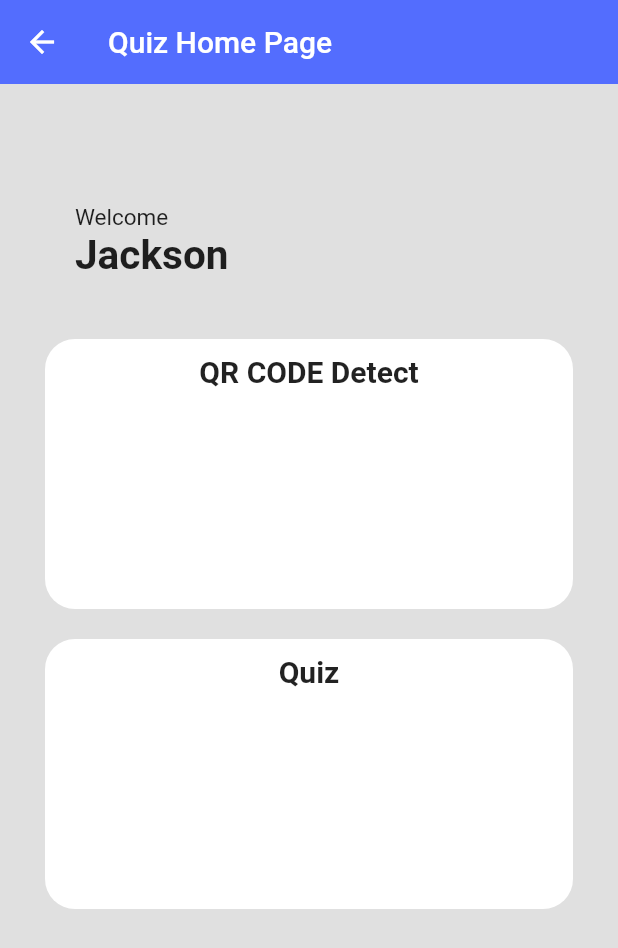
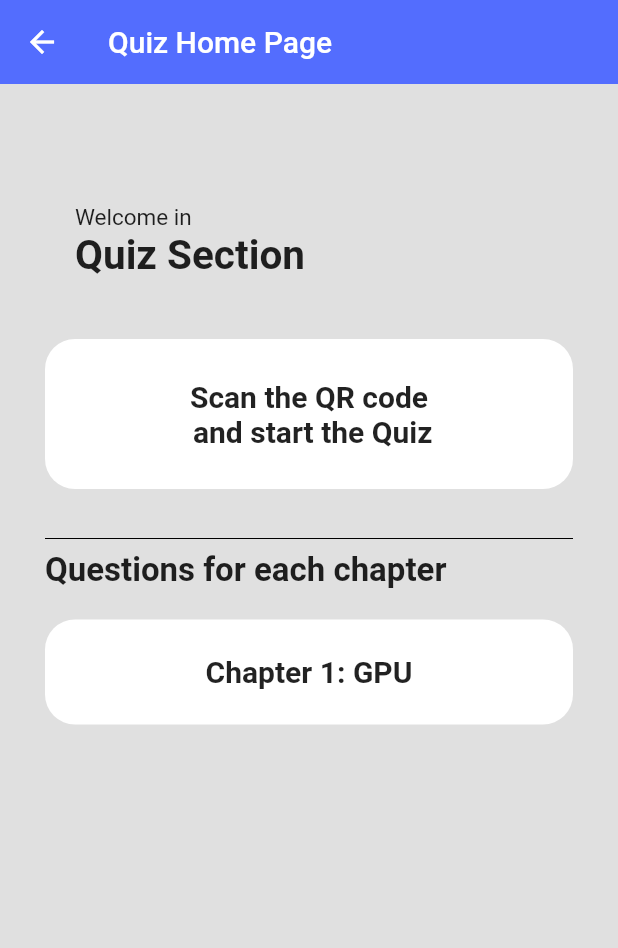
Before and after one commit to Sebastianelli-Nicola/learn_ar, a Flutter app: the screen it shows after launch, after a tap on "Quiz", on a phone screen of 412 x 824 dp. Shown: the top 948 px of the screen. Run offline on Flutter 3.47's test engine with Material 2 defaults, Android fonts, the phone set to English and light mode, and no system bars; our stand-ins replace firebase_auth, firebase_core, firebase_storage, permission_handler, shared_preferences; missing offline and left inert: flutter_unity_widget, model_viewer_plus; accounts and stored records are empty; Roboto replaces fonts that are missing (circle).

Commit message:
Almost complete quiz game, little ui modification

```diff
--- a/lib/screens/Homepage.dart
+++ b/lib/screens/Homepage.dart
@@ -1,4 +1,5 @@
 import 'package:flutter/material.dart';
+import 'package:learn_ar/widget/IconWidget.dart';
 
 
 class Intro extends StatelessWidget {
@@ -24,12 +25,12 @@ class Intro extends StatelessWidget {
                             crossAxisAlignment: CrossAxisAlignment.start,
                             children: [
                               SizedBox(height: 30,),
-                              Text("Welcome", style: TextStyle(
+                              Text("Welcome in ", style: TextStyle(
                                   fontSize: 15,
                                   fontWeight: FontWeight.w400,
                                   fontFamily: 'circle'
                               ),),
-                              Text("Jackson", style: TextStyle(
+                              Text("Learn AR", style: TextStyle(
                                   fontSize: 27,
                                   fontWeight: FontWeight.w600,
                                   fontFamily: 'circle'
@@ -72,10 +73,12 @@ class Intro extends StatelessWidget {
                             ],
                           ),
                           child:const Column(
+                            mainAxisAlignment: MainAxisAlignment.center,
                             children: [
                               //Image.asset('images/jett.png',width: 130,height: 130,),
+                              Text('View in AR',style: TextStyle( fontSize: 20,fontWeight: FontWeight.bold),),
                               SizedBox(height:10 ,),
-                              Text('AR Model',style: TextStyle( fontSize: 20,fontWeight: FontWeight.bold),),
+                              IconWidget(value: 'augmented-reality-ar.svg',)
                             ],
 
                           ),
@@ -112,10 +115,12 @@ class Intro extends StatelessWidget {
                       ],
                     ),
                     child:const Column(
+                      mainAxisAlignment: MainAxisAlignment.center,
                       children: [
                         //Image.asset('images/alien.png',width: 160,height: 130,),
+                        Text('Quiz',style: TextStyle( fontSize: 20,fontWeight: FontWeight.bold),),
                         SizedBox(height:10 ,),
-                        Text('Quiz',style: TextStyle( fontSize: 20,fontWeight: FontWeight.bold),),
+                        IconWidget(value: 'question-home.svg',),
                       ],
 
                     ),
--- a/lib/screens/quiz/StartPage.dart
+++ b/lib/screens/quiz/StartPage.dart
@@ -30,12 +30,12 @@ class StartPage extends StatelessWidget {
                         crossAxisAlignment: CrossAxisAlignment.start,
                         children: [
                           SizedBox(height: 30,),
-                          Text("Welcome", style: TextStyle(
+                          Text("Welcome in", style: TextStyle(
                               fontSize: 15,
                               fontWeight: FontWeight.w400,
                               fontFamily: 'circle'
                           ),),
-                          Text("Jackson", style: TextStyle(
+                          Text("Quiz Section", style: TextStyle(
                               fontSize: 27,
                               fontWeight: FontWeight.w600,
                               fontFamily: 'circle'
@@ -61,7 +61,7 @@ class StartPage extends StatelessWidget {
                   child: Container(
                     margin: EdgeInsets.only(top: 20),
                     width: 360,
-                    height: 180,
+                    height: 100,
                     decoration: BoxDecoration(
                       color: Colors.white,
                       borderRadius: BorderRadius.all(Radius.circular(20)),
@@ -78,10 +78,10 @@ class StartPage extends StatelessWidget {
                       ],
                     ),
                     child:const Column(
+                      mainAxisAlignment: MainAxisAlignment.center,
                       children: [
                         //Image.asset('images/jett.png',width: 130,height: 130,),
-                        SizedBox(height:10 ,),
-                        Text('QR CODE Detect',style: TextStyle( fontSize: 20,fontWeight: FontWeight.bold),),
+                        Text('Scan the QR code \n and start the Quiz',style: TextStyle( fontSize: 20,fontWeight: FontWeight.bold,),textAlign: TextAlign.center,),
                       ],
 
                     ),
@@ -89,6 +89,9 @@ class StartPage extends StatelessWidget {
                 ),
               ],
             ),
+            SizedBox(height:25 ,),
+            const Divider(color: neutralB,),
+            Text('Questions for each chapter',style: TextStyle( fontSize: 22,fontWeight: FontWeight.bold,),textAlign: TextAlign.center,),
             InkWell(
               onTap: (){
                 /*Navigator.of(context).push(PageRouteBuilder(
@@ -101,7 +104,7 @@ class StartPage extends StatelessWidget {
               child: Container(
                 margin: EdgeInsets.only(top: 20),
                 width: 360,
-                height: 180,
+                height: 70,
                 decoration: BoxDecoration(
                   color: Colors.white,
                   borderRadius: BorderRadius.all(Radius.circular(20)),
@@ -118,10 +121,10 @@ class StartPage extends StatelessWidget {
                   ],
                 ),
                 child:const Column(
+                  mainAxisAlignment: MainAxisAlignment.center,
                   children: [
                     //Image.asset('images/alien.png',width: 160,height: 130,),
-                    SizedBox(height:10 ,),
-                    Text('Quiz',style: TextStyle( fontSize: 20,fontWeight: FontWeight.bold),),
+                    Text('Chapter 1: GPU',style: TextStyle( fontSize: 20,fontWeight: FontWeight.bold),),
                   ],
 
                 ),
--- a/pubspec.yaml
+++ b/pubspec.yaml
@@ -49,6 +49,7 @@ dependencies:
   flutter_unity_widget: ^2022.2.0
   firebase_storage: ^11.3.1
   gcloud: ^0.8.11
+  flutter_svg: ^2.0.7
 
 #dependency_overrides:
   #webview_flutter: 2.0.13
```
Also changed, not shown: lib/screens/ArPage.dart (+7 -13 lines), lib/screens/quiz/QuizPage.dart (+69 -23 lines), lib/widget/Model3dWidget.dart (+10 -1 lines), lib/widget/ResultBox.dart (+18 -4 lines), pubspec.lock.
